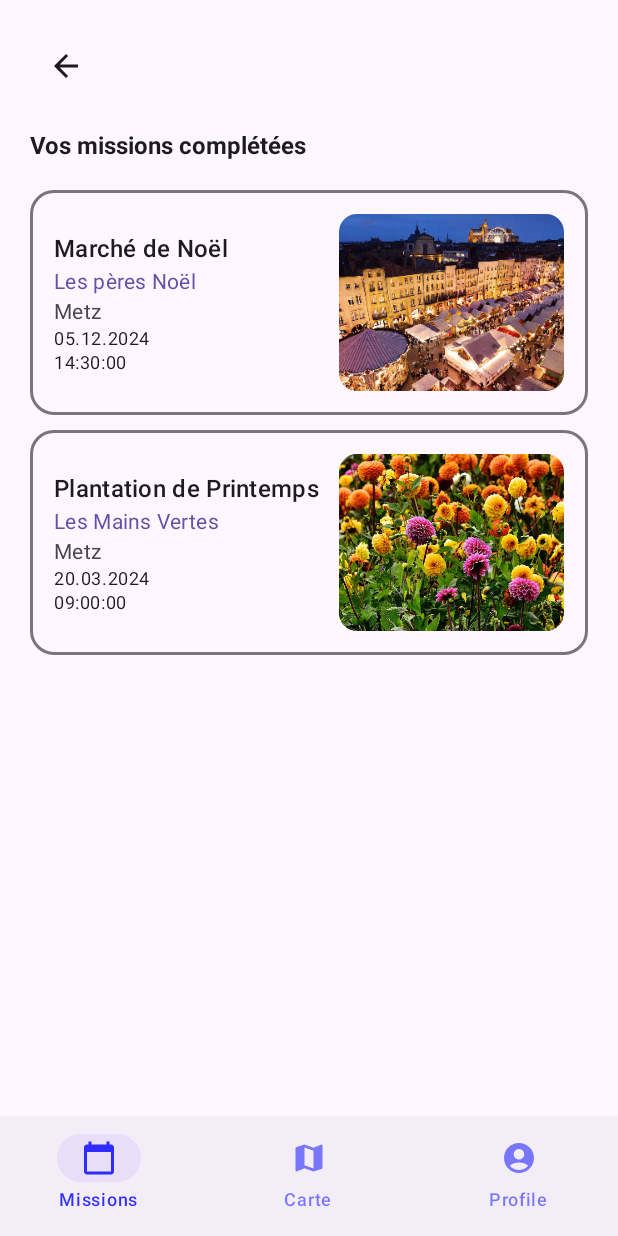
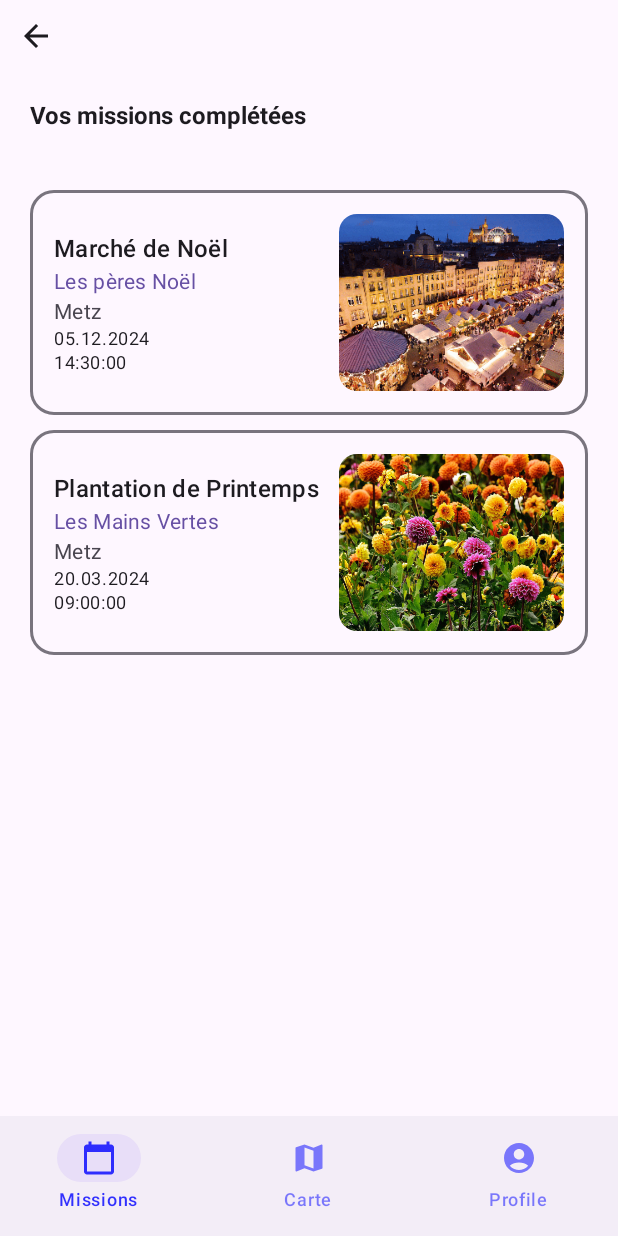
Before and after one commit to adrima01/ActNow, an Android app built with Jetpack Compose: the LastMissionsScreen screen opened through its navigation route, on a phone screen of 412 x 824 dp. Run offline under Robolectric (Android 15) with nearby library versions, the phone set to English and light mode, and no system bars; libraries missing offline, so code that uses them is left out: com.russhwolf.settings, org.osmdroid.util; 4 statements that could not run were skipped.

Commit message:
back button fixed

```diff
--- a/app/src/main/java/com/example/actnow/screens/DetailsScreen.kt
+++ b/app/src/main/java/com/example/actnow/screens/DetailsScreen.kt
@@ -47,7 +47,7 @@ fun DetailsScreen(mission: SingleMissionDto, navController: NavHostController, v
 Column(
 ) {
     IconButton(
-        onClick = { navController.popBackStack() }
+        onClick = { navController.popBackStack() },
     ) {
         Icon(Icons.AutoMirrored.Filled.ArrowBack, contentDescription = "Retour")
     }
--- a/app/src/main/java/com/example/actnow/screens/LastMissionsScreen.kt
+++ b/app/src/main/java/com/example/actnow/screens/LastMissionsScreen.kt
@@ -10,7 +10,6 @@ import androidx.compose.foundation.lazy.LazyColumn
 import androidx.compose.foundation.lazy.items
 import androidx.compose.material.icons.Icons
 import androidx.compose.material.icons.automirrored.filled.ArrowBack
-import androidx.compose.material.icons.filled.ArrowBack
 import androidx.compose.material3.ExperimentalMaterial3Api
 import androidx.compose.material3.Icon
 import androidx.compose.material3.IconButton
@@ -30,11 +29,9 @@ fun LastMissionsScreen(navController: NavController, viewModel: ProfileViewModel
 
     Column(
         modifier = Modifier
-            .fillMaxWidth()
-            .padding(20.dp),
+            .fillMaxWidth(),
         verticalArrangement = Arrangement.spacedBy(20.dp)
     ) {
-
         IconButton(onClick = { navController.popBackStack() }) {
             Icon(Icons.AutoMirrored.Filled.ArrowBack, contentDescription = "Retour")
         }
@@ -42,12 +39,15 @@ fun LastMissionsScreen(navController: NavController, viewModel: ProfileViewModel
         Text(
             text = "Vos missions complétées",
             fontSize = 16.sp,
-            fontWeight = FontWeight.Bold
+            fontWeight = FontWeight.Bold,
+            modifier = Modifier.padding(start = 20.dp)
         )
 
         LazyColumn(
             verticalArrangement = Arrangement.spacedBy(10.dp),
-            modifier = Modifier.fillMaxSize()
+            modifier = Modifier
+                .fillMaxSize()
+                .padding(20.dp)
         ) {
             items(viewModel.missionsCompletees) { mission ->
                 MissionCard(
```
Also changed, not shown: app/src/main/java/com/example/actnow/screens/NextMissionsScreen.kt (+6 -4 lines).
